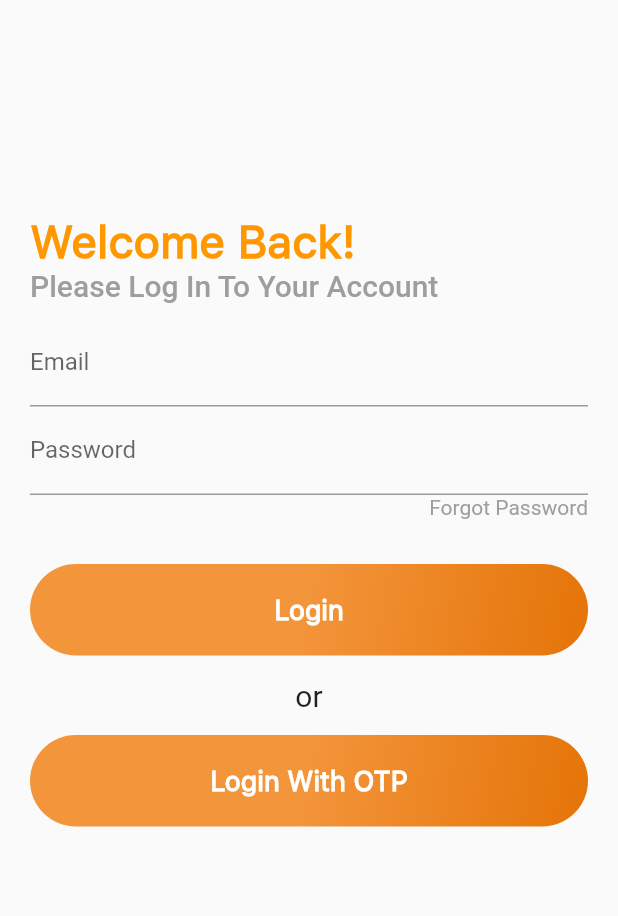
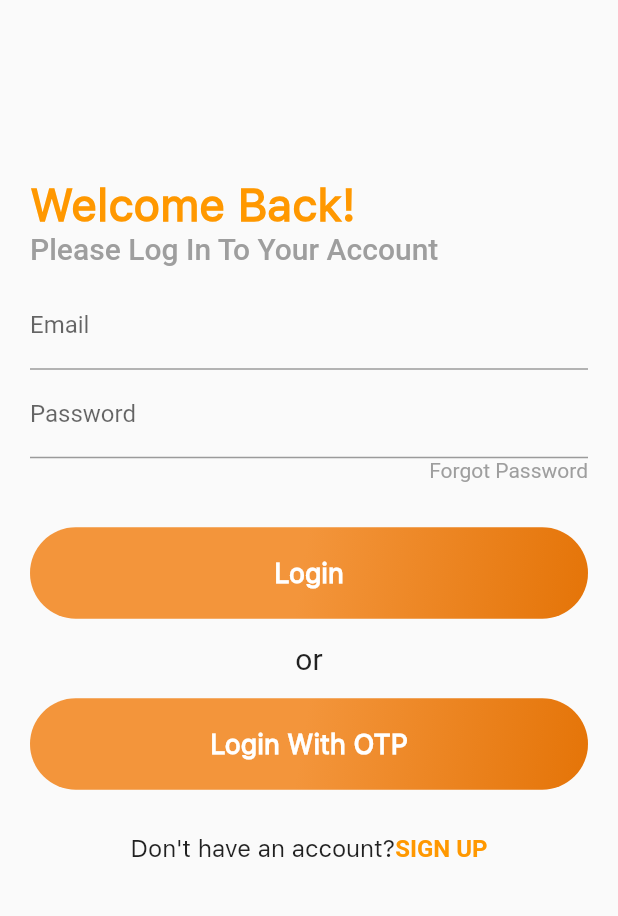
Before and after one commit to datapirates0101/laundry, a Flutter app: the screen it shows after launch, on a phone screen of 412 x 824 dp, the part 165-1081 px from its top. Run offline on Flutter 3.47's test engine with Material 2 defaults, Android fonts, the phone set to English and light mode, and no system bars.

Commit message:
added sign up button in login screen

```diff
--- a/lib/screens/login_screen.dart
+++ b/lib/screens/login_screen.dart
@@ -1,4 +1,5 @@
 import 'package:flutter/material.dart';
+import 'package:laundry/screens/splash_screen.dart';
 import 'package:laundry/widgets/login_button.dart';
 
 class LoginPage extends StatelessWidget {
@@ -77,9 +78,33 @@ class LoginPage extends StatelessWidget {
                     height: 15,
                   ),
                   LoginButton(onTap: () {}, text: 'Login With OTP'),
+                  const SizedBox(
+                    height: 30,
+                  ),
+                  Row(
+                    mainAxisAlignment: MainAxisAlignment.center,
+                    children: [
+                      const Text(
+                        "Don't have an account?",
+                        style: TextStyle(fontSize: 16, fontFamily: 'sfpro'),
+                      ),
+                      InkWell(
+                        splashColor: Colors.transparent,
+                        onTap: () {},
+                        child: const Text(
+                          'SIGN UP',
+                          style: TextStyle(
+                            fontSize: 16,
+                            color: Colors.orange,
+                            fontWeight: FontWeight.w700,
+                          ),
+                        ),
+                      ),
+                    ],
+                  )
                 ],
               ),
-            )
+            ),
           ],
         ),
       ),
```
